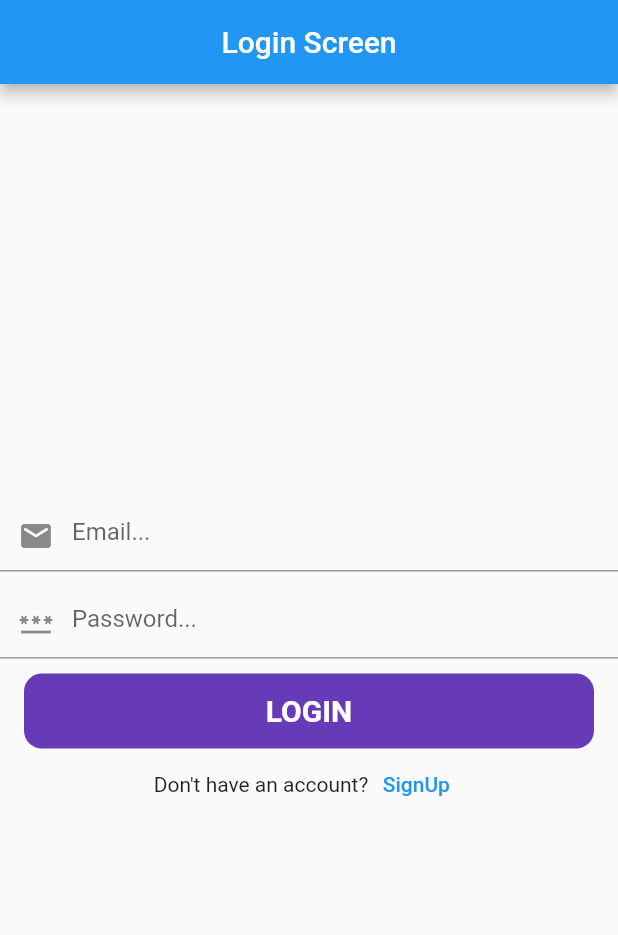
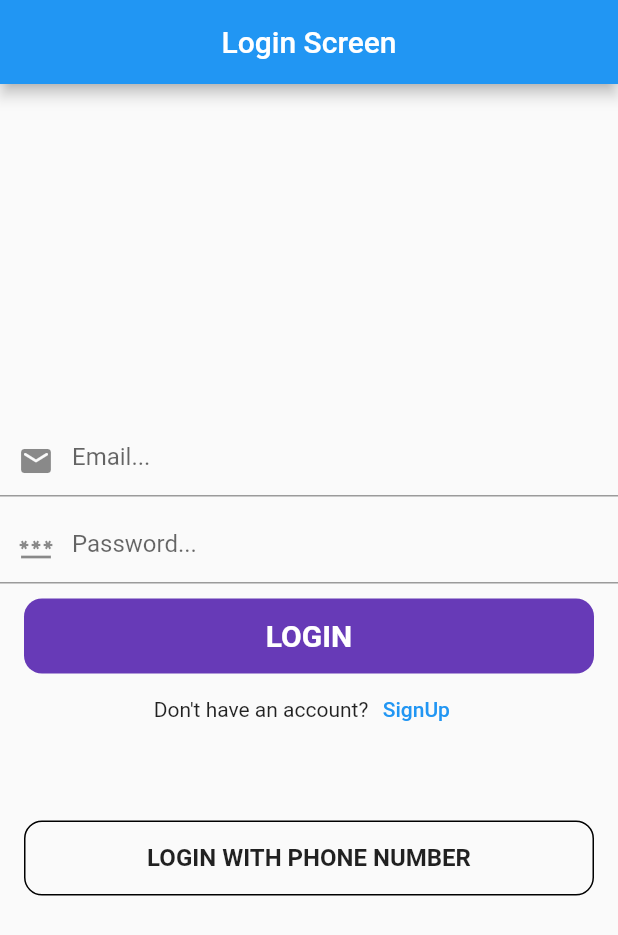
Before and after one commit to Ifte234/fire_base_complete, a Flutter app: the screen it shows after launch, on a phone screen of 412 x 824 dp. Shown: the top 935 px of the screen. Run offline on Flutter 3.47's test engine with Material 2 defaults, Android fonts, the phone set to English and light mode, and no system bars; our stand-ins replace firebase_auth, firebase_core, fluttertoast; accounts and stored records are empty.

```diff
--- a/lib/ui/auth/login_screen.dart
+++ b/lib/ui/auth/login_screen.dart
@@ -1,5 +1,6 @@
 
 import 'package:fire_base_complete/home_page.dart';
+import 'package:fire_base_complete/ui/auth/login_with_phone_number.dart';
 import 'package:fire_base_complete/ui/auth/signup_screen.dart';
 import 'package:fire_base_complete/ui/post/post_screen.dart';
 import 'package:fire_base_complete/utils/utils.dart';
@@ -124,6 +125,27 @@ class _LoginScreenState extends State<LoginScreen> {
                 Navigator.push(context, MaterialPageRoute(builder: (_)=> SignUpScreen()));
               }, child: Text("SignUp"))
             ],
+          ),
+          SizedBox(height: 50,),
+          Padding(
+            padding: const EdgeInsets.symmetric(horizontal: 16.0),
+            child: InkWell(
+              onTap: (){
+                Navigator.push(context, MaterialPageRoute(builder: (context)=>LoginWithPhoneNumber()));
+              },
+              child: Container(
+                height: 50,
+                decoration: BoxDecoration(
+                  borderRadius: BorderRadius.circular(12),
+                  border: Border.all(color: Colors.black),
+
+                ),
+                child: Center(child: Text('LOGIN WITH PHONE NUMBER',style: TextStyle(
+                  fontWeight: FontWeight.bold
+                      ,fontSize: 16
+                ),),),
+              ),
+            ),
           )
 
         ],
```
Also changed, not shown: lib/ui/auth/login_with_phone_number.dart (added, +67 -0 lines), lib/ui/auth/verify_code.dart (added, +25 -0 lines).
